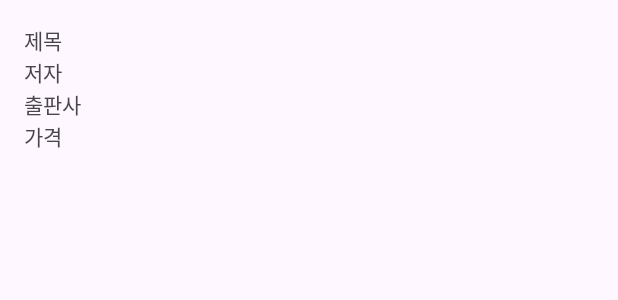
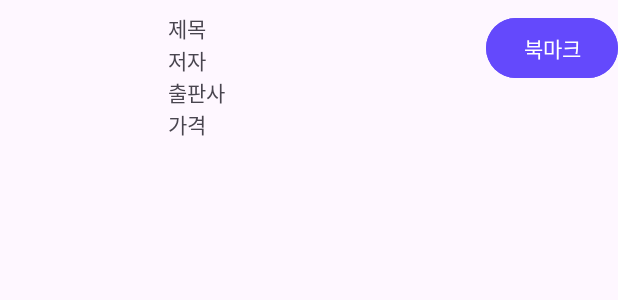
Before and after one commit to nhee-dev/book-search-app, an Android app: the layout item_book.xml on its own in the app's theme, with its tools: preview values and no code run, on a phone screen of 412 x 824 dp. Shown: the top 300 px of the screen. Run offline under Robolectric (Android 15) with nearby library versions, the phone set to English and light mode, and no system bars.

```diff
--- a/app/build.gradle
+++ b/app/build.gradle
@@ -81,6 +81,9 @@ dependencies {
     def lifecycle_version = "2.5.1"
     implementation "androidx.lifecycle:lifecycle-viewmodel-ktx:$lifecycle_version"
     implementation "androidx.lifecycle:lifecycle-livedata-ktx:$lifecycle_version"
+
+    // Glide
+    implementation 'com.github.bumptech.glide:glide:4.15.1'
 }
 
 // Allow references to generated code
--- a/app/src/main/java/com/nhee/booksearchapp/data/Book.kt
+++ b/app/src/main/java/com/nhee/booksearchapp/data/Book.kt
@@ -1,10 +1,10 @@
 package com.nhee.booksearchapp.data
 
 data class Book(
-    val imageUrl: String,
+    val image: String,
     val title: String,
     val author: String,
     val publisher: String,
     val discount: Int,
-    val url: String
+    val link: String
 )
--- a/app/src/main/res/layout/item_book.xml
+++ b/app/src/main/res/layout/item_book.xml
@@ -6,39 +6,65 @@
         xmlns:tools="http://schemas.android.com/tools"
         android:layout_width="match_parent"
         android:layout_height="wrap_content"
-        android:padding="16dp">
+        android:paddingVertical="8dp">
+
+        <LinearLayout
+            android:id="@+id/layout_book_info"
+            android:orientation="horizontal"
+            android:layout_width="0dp"
+            android:layout_height="wrap_content"
+            app:layout_constraintStart_toStartOf="parent"
+            app:layout_constraintTop_toTopOf="parent"
+            app:layout_constraintEnd_toStartOf="@id/btn_bookmark">
+
+            <ImageView
+                android:id="@+id/iv_book"
+                android:layout_width="96dp"
+                android:layout_height="128dp"
+                android:layout_marginEnd="16dp"/>
+
+            <LinearLayout
+                android:id="@+id/layout_book_info_text"
+                android:orientation="vertical"
+                android:layout_width="wrap_content"
+                android:layout_height="wrap_content">
 
                 <TextView
                     android:id="@+id/tv_title"
                     android:layout_width="wrap_content"
                     android:layout_height="wrap_content"
-            app:layout_constraintStart_toStartOf="parent"
-            app:layout_constraintTop_toTopOf="parent"
                     tools:text="제목"/>
 
                 <TextView
                     android:id="@+id/tv_author"
                     android:layout_width="wrap_content"
                     android:layout_height="wrap_content"
-            app:layout_constraintStart_toStartOf="parent"
-            app:layout_constraintTop_toBottomOf="@id/tv_title"
                     tools:text="저자"/>
 
                 <TextView
                     android:id="@+id/tv_publisher"
                     android:layout_width="wrap_content"
                     android:layout_height="wrap_content"
-            app:layout_constraintStart_toStartOf="parent"
-            app:layout_constraintTop_toBottomOf="@id/tv_author"
                     tools:text="출판사"/>
 
                 <TextView
                     android:id="@+id/tv_discount"
                     android:layout_width="wrap_content"
                     android:layout_height="wrap_content"
-            app:layout_constraintStart_toStartOf="parent"
-            app:layout_constraintTop_toBottomOf="@id/tv_publisher"
                     tools:text="가격"/>
+
+            </LinearLayout>
+
+        </LinearLayout>
+
+        <Button
+            android:id="@+id/btn_bookmark"
+            android:layout_width="wrap_content"
+            android:layout_height="wrap_content"
+            app:layout_constraintEnd_toEndOf="parent"
+            app:layout_constraintTop_toTopOf="parent"
+            android:backgroundTint="@color/main_color"
+            android:text="북마크"/>
 
     </androidx.constraintlayout.widget.ConstraintLayout>
 </layout>
```
Also changed, not shown: app/src/main/java/com/nhee/booksearchapp/ui/books/BooksAdapter.kt (+10 -4 lines). Lines whose indentation alone changed are shown as unchanged.
